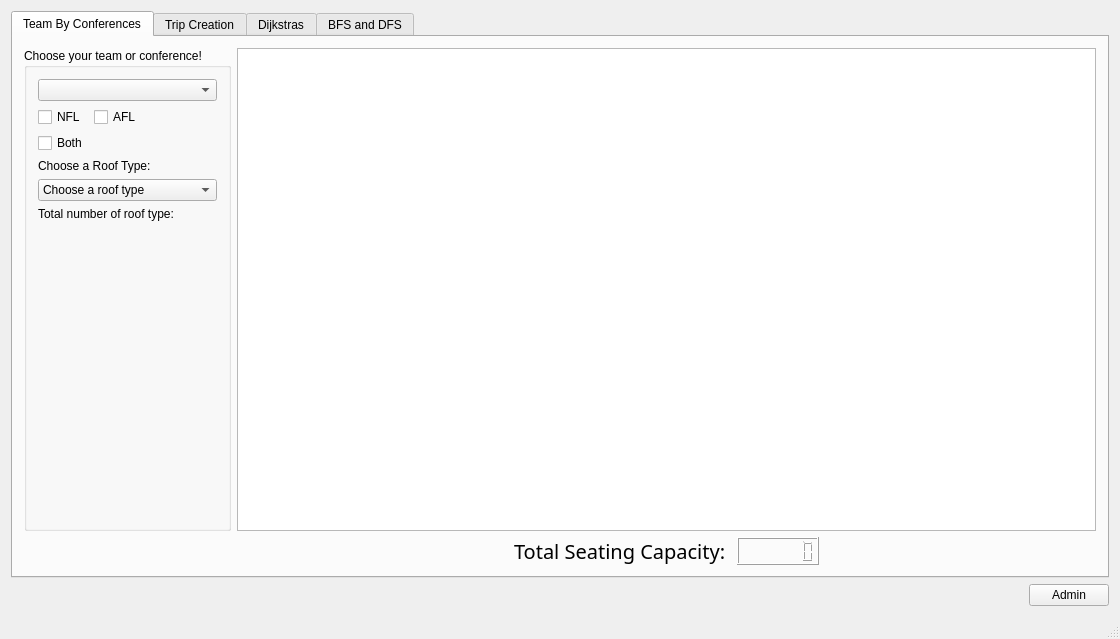
Old version of the form mainwindow.ui in the repository OneEcho/NFL-Football-Project.
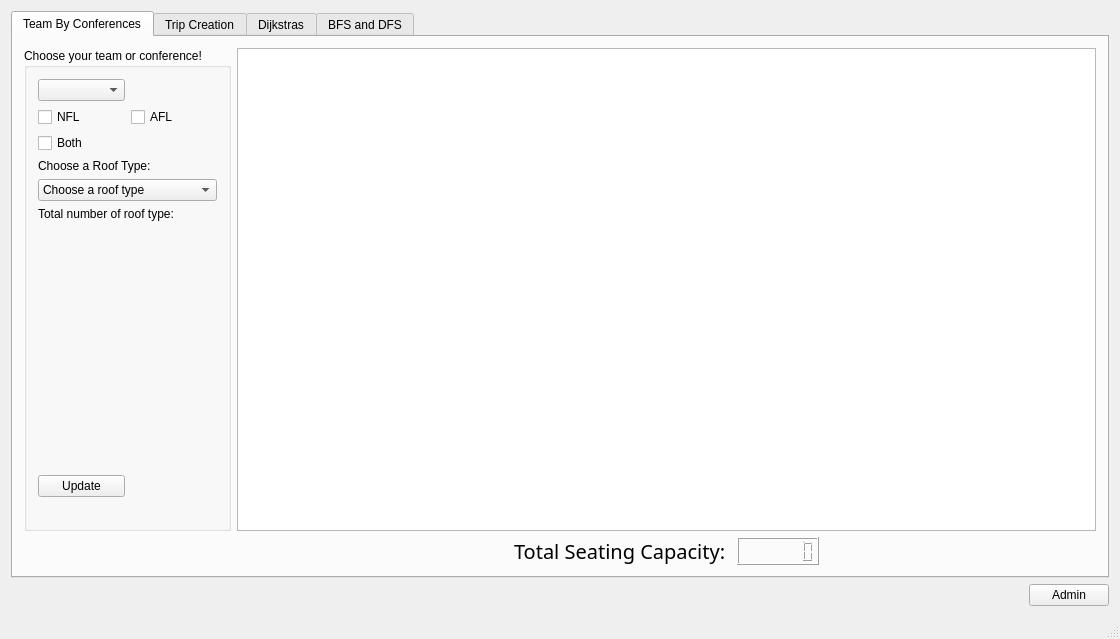
New version of the form. The open tabs and pages were chosen to show the change.

Commit message: stash before pull

The edit to the form file:
```diff
--- a/mainwindow.ui
+++ b/mainwindow.ui
@@ -18,7 +18,7 @@
     <item row="1" column="0">
      <widget class="QTabWidget" name="tabWidget">
       <property name="currentIndex">
-       <number>2</number>
+       <number>0</number>
       </property>
       <widget class="QWidget" name="Conference">
        <attribute name="title">
@@ -37,8 +37,8 @@
           <property name="title">
            <string>Choose your team or conference!</string>
           </property>
-          <layout class="QFormLayout" name="formLayout">
-           <item row="0" column="0" colspan="2">
+          <layout class="QGridLayout" name="gridLayout_10">
+           <item row="0" column="0">
             <widget class="QComboBox" name="TeamsComboBox"/>
            </item>
            <item row="1" column="0">
@@ -62,14 +62,14 @@
              </property>
             </widget>
            </item>
-           <item row="4" column="0" colspan="2">
+           <item row="3" column="0" colspan="2">
             <widget class="QLabel" name="roofLabel">
              <property name="text">
               <string>Choose a Roof Type: </string>
              </property>
             </widget>
            </item>
-           <item row="5" column="0" colspan="2">
+           <item row="4" column="0" colspan="2">
             <widget class="QComboBox" name="roofComboBox">
              <item>
               <property name="text">
@@ -93,20 +93,40 @@
              </item>
             </widget>
            </item>
-           <item row="7" column="0">
-            <widget class="QLabel" name="label_2">
-             <property name="text">
-              <string/>
-             </property>
-            </widget>
-           </item>
-           <item row="6" column="0" colspan="2">
+           <item row="5" column="0" colspan="2">
             <widget class="QLabel" name="roofNumberLabel">
              <property name="text">
               <string>Total number of roof type:</string>
              </property>
             </widget>
            </item>
+           <item row="6" column="0">
+            <spacer name="verticalSpacer_5">
+             <property name="orientation">
+              <enum>Qt::Vertical</enum>
+             </property>
+             <property name="sizeHint" stdset="0">
+              <size>
+               <width>20</width>
+               <height>40</height>
+              </size>
+             </property>
+            </spacer>
+           </item>
+           <item row="7" column="0">
+            <widget class="QPushButton" name="updateButton">
+             <property name="text">
+              <string>Update</string>
+             </property>
+            </widget>
+           </item>
+           <item row="8" column="0">
+            <widget class="QLabel" name="label_2">
+             <property name="text">
+              <string/>
+             </property>
+            </widget>
+           </item>
           </layout>
          </widget>
         </item>
@@ -259,7 +279,7 @@
            <item row="4" column="0">
             <widget class="QPushButton" name="finishAddingButton">
              <property name="text">
-              <string>Done</string>
+              <string>Standard Trip</string>
              </property>
             </widget>
            </item>
```
The commit also changes 2 other files.
